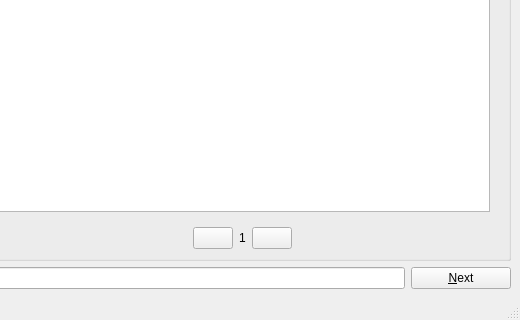
Before: the Qt Designer form UI/biblioteq_mainwindow.ui in textbrowser/biblioteq, drawn with Qt 5; both pictures show x 442 to 962 and y 480 to 800 of the 962 by 800 pixel window.
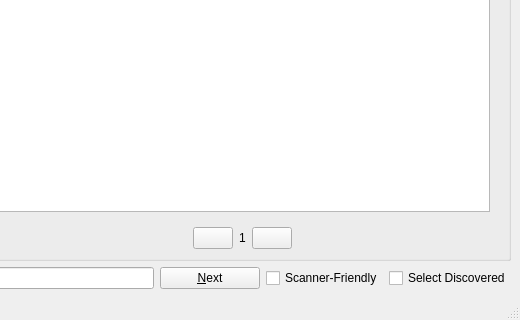
After: the same form once the commit is applied. The open tabs and pages were chosen to show the change. Icons and pictures are not drawn. Custom widgets are drawn as their Qt base class.

Commit message: Scanner-friendly returns. GH ticket #280.

The edit to the form file:
```diff
--- a/UI/biblioteq_mainwindow.ui
+++ b/UI/biblioteq_mainwindow.ui
@@ -419,6 +419,26 @@
         </property>
        </widget>
       </item>
+      <item>
+       <widget class="QCheckBox" name="scanner_friendly">
+        <property name="toolTip">
+         <string>Option is not saved in the INI file.</string>
+        </property>
+        <property name="text">
+         <string>Scanner-Friendly</string>
+        </property>
+       </widget>
+      </item>
+      <item>
+       <widget class="QCheckBox" name="select_discovered">
+        <property name="toolTip">
+         <string>Option is not saved in the INI file.</string>
+        </property>
+        <property name="text">
+         <string>Select Discovered</string>
+        </property>
+       </widget>
+      </item>
      </layout>
     </item>
    </layout>
```
Left out of the diff: 12 changed lines with no effect on the pictures. The commit also changes 2 other files.
